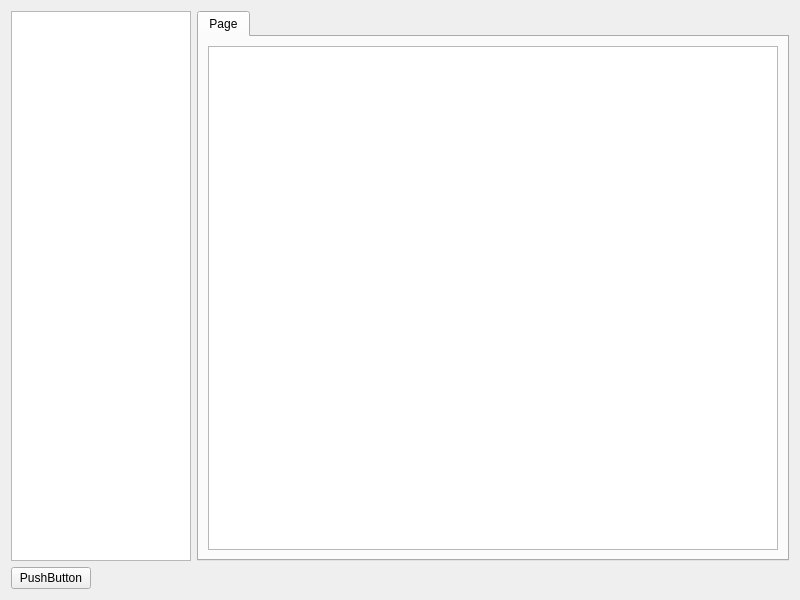
First picture: the form in widget.ui, repository rattan/Sellas, before the edit.
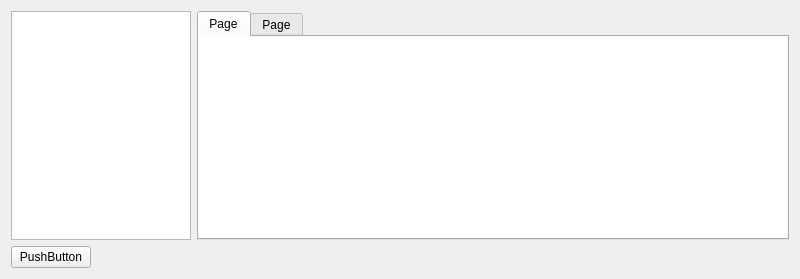
Second picture: the form after the edit. Custom widgets are drawn as their Qt base class.

What changed in the file:
```diff
--- a/widget.ui
+++ b/widget.ui
@@ -7,7 +7,7 @@
     <x>0</x>
     <y>0</y>
     <width>800</width>
-    <height>600</height>
+    <height>279</height>
    </rect>
   </property>
   <property name="windowTitle">
@@ -29,6 +29,12 @@
    </item>
    <item row="0" column="1">
     <widget class="QTabWidget" name="tabWidget">
+     <property name="maximumSize">
+      <size>
+       <width>726</width>
+       <height>16777215</height>
+      </size>
+     </property>
      <property name="tabShape">
       <enum>QTabWidget::Rounded</enum>
      </property>
@@ -43,8 +49,62 @@
        <string>Page</string>
       </attribute>
       <layout class="QGridLayout" name="gridLayout">
+       <property name="leftMargin">
+        <number>0</number>
+       </property>
+       <property name="topMargin">
+        <number>0</number>
+       </property>
+       <property name="rightMargin">
+        <number>0</number>
+       </property>
+       <property name="bottomMargin">
+        <number>0</number>
+       </property>
+       <property name="spacing">
+        <number>0</number>
+       </property>
        <item row="0" column="0">
-        <widget class="QListWidget" name="listWidget_2">
+        <widget class="SellasListWidget" name="listWidget_2">
+         <property name="sizePolicy">
+          <sizepolicy hsizetype="Expanding" vsizetype="Expanding">
+           <horstretch>242</horstretch>
+           <verstretch>0</verstretch>
+          </sizepolicy>
+         </property>
+         <property name="maximumSize">
+          <size>
+           <width>726</width>
+           <height>16777215</height>
+          </size>
+         </property>
+         <property name="frameShape">
+          <enum>QFrame::NoFrame</enum>
+         </property>
+         <property name="frameShadow">
+          <enum>QFrame::Plain</enum>
+         </property>
+         <property name="lineWidth">
+          <number>0</number>
+         </property>
+         <property name="verticalScrollBarPolicy">
+          <enum>Qt::ScrollBarAlwaysOff</enum>
+         </property>
+         <property name="editTriggers">
+          <set>QAbstractItemView::NoEditTriggers</set>
+         </property>
+         <property name="showDropIndicator" stdset="0">
+          <bool>false</bool>
+         </property>
+         <property name="defaultDropAction">
+          <enum>Qt::CopyAction</enum>
+         </property>
+         <property name="selectionMode">
+          <enum>QAbstractItemView::NoSelection</enum>
+         </property>
+         <property name="horizontalScrollMode">
+          <enum>QAbstractItemView::ScrollPerPixel</enum>
+         </property>
          <property name="flow">
           <enum>QListView::LeftToRight</enum>
          </property>
@@ -52,6 +112,11 @@
        </item>
       </layout>
      </widget>
+     <widget class="QWidget" name="tab_2">
+      <attribute name="title">
+       <string>Page</string>
+      </attribute>
+     </widget>
     </widget>
    </item>
    <item row="1" column="0">
@@ -63,6 +128,13 @@
    </item>
   </layout>
  </widget>
+ <customwidgets>
+  <customwidget>
+   <class>SellasListWidget</class>
+   <extends>QListWidget</extends>
+   <header location="global">ui/sellaslistwidget.h</header>
+  </customwidget>
+ </customwidgets>
  <resources/>
  <connections/>
 </ui>
```
Left out of the diff: 3 changed lines with no effect on the pictures.
